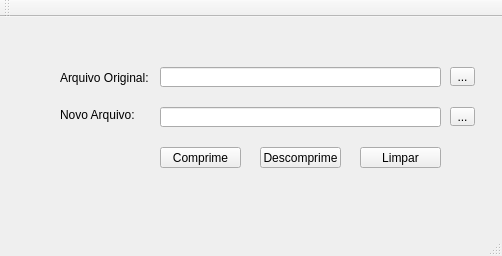
Old version of the form Huffman-Project/gui.ui in the repository tatiane-medeiros/Huffman.
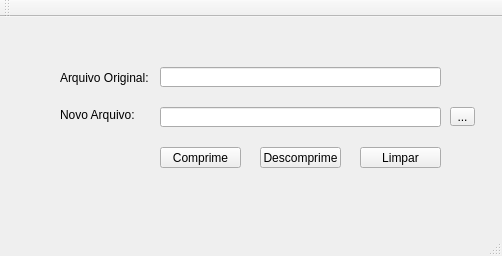
New version of the form.

The edit to the form file:
```diff
--- a/Huffman-Project/gui.ui
+++ b/Huffman-Project/gui.ui
@@ -121,19 +121,6 @@
      <string>...</string>
     </property>
    </widget>
-   <widget class="QToolButton" name="toolButton_2">
-    <property name="geometry">
-     <rect>
-      <x>450</x>
-      <y>50</y>
-      <width>25</width>
-      <height>19</height>
-     </rect>
-    </property>
-    <property name="text">
-     <string>...</string>
-    </property>
-   </widget>
   </widget>
   <widget class="QMenuBar" name="menuBar">
    <property name="geometry">
```
